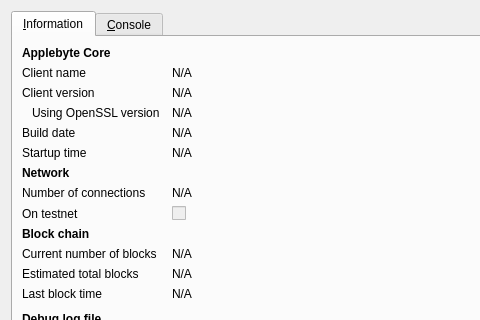
First picture: the form in src/qt/forms/rpcconsole.ui, repository AppleByteMe/AppleByte, before the edit; both pictures show x 0 to 480 and y 0 to 320 of the 740 by 450 pixel window.
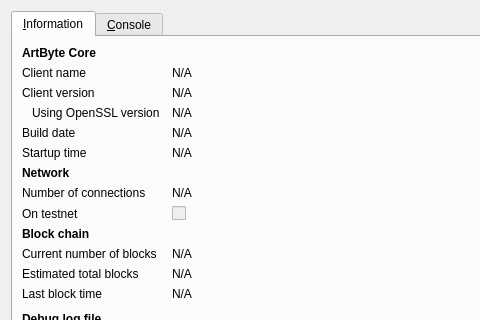
Second picture: the form after the edit. Icons and pictures are not drawn.

Commit message: Rename to ArtByte

What changed in the file:
```diff
--- a/src/qt/forms/rpcconsole.ui
+++ b/src/qt/forms/rpcconsole.ui
@@ -36,7 +36,7 @@
           </font>
          </property>
          <property name="text">
-          <string>Applebyte Core</string>
+          <string>ArtByte Core</string>
          </property>
         </widget>
        </item>
```
Left out of the diff: 6 changed lines with no effect on the pictures. The commit also changes 109 other files.
